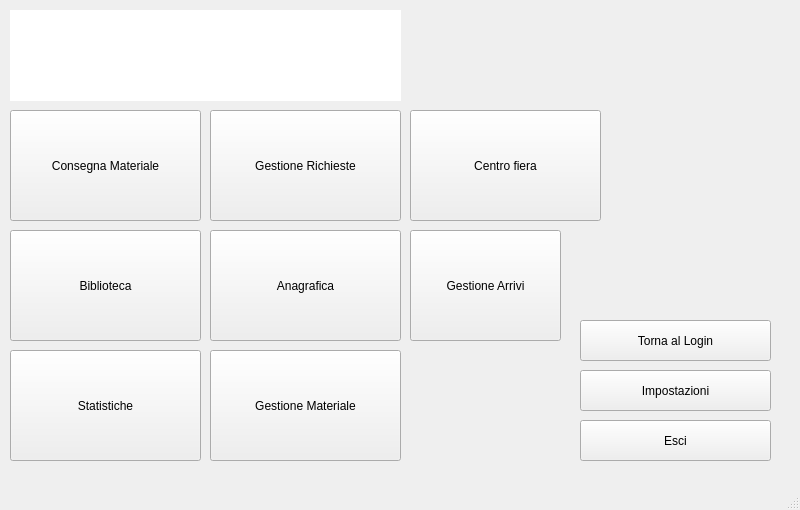
Old version of the form mainMenu.ui in the repository Paolo95/Programma_Buste.
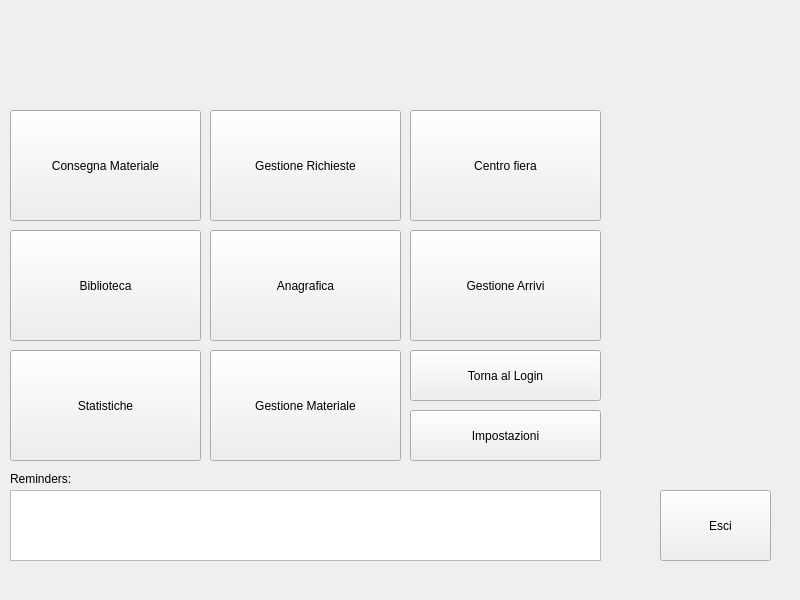
New version of the form. Icons and pictures are not drawn.

Commit message: Migliorata l'estetica del Menu e implementazione reminders

```diff
--- a/mainMenu.ui
+++ b/mainMenu.ui
@@ -7,7 +7,7 @@
     <x>0</x>
     <y>0</y>
     <width>800</width>
-    <height>510</height>
+    <height>600</height>
    </rect>
   </property>
   <property name="sizePolicy">
@@ -19,13 +19,13 @@
   <property name="minimumSize">
    <size>
     <width>800</width>
-    <height>510</height>
+    <height>600</height>
    </size>
   </property>
   <property name="maximumSize">
    <size>
     <width>800</width>
-    <height>510</height>
+    <height>600</height>
    </size>
   </property>
   <property name="windowTitle">
@@ -35,23 +35,33 @@
    <widget class="QPushButton" name="BtnMenuEsci">
     <property name="geometry">
      <rect>
-      <x>580</x>
-      <y>420</y>
-      <width>191</width>
-      <height>41</height>
+      <x>660</x>
+      <y>490</y>
+      <width>111</width>
+      <height>71</height>
      </rect>
     </property>
     <property name="text">
-     <string>Esci</string>
+     <string>   Esci</string>
+    </property>
+    <property name="icon">
+     <iconset>
+      <normaloff>Immagini/close_icon.png</normaloff>Immagini/close_icon.png</iconset>
+    </property>
+    <property name="iconSize">
+     <size>
+      <width>45</width>
+      <height>45</height>
+     </size>
     </property>
    </widget>
    <widget class="QPushButton" name="BtnMenuLogin">
     <property name="geometry">
      <rect>
-      <x>580</x>
-      <y>320</y>
+      <x>410</x>
+      <y>350</y>
       <width>191</width>
-      <height>41</height>
+      <height>51</height>
      </rect>
     </property>
     <property name="text">
@@ -139,10 +149,10 @@
    <widget class="QPushButton" name="btnImpostazioni">
     <property name="geometry">
      <rect>
-      <x>580</x>
-      <y>370</y>
+      <x>410</x>
+      <y>410</y>
       <width>191</width>
-      <height>41</height>
+      <height>51</height>
      </rect>
     </property>
     <property name="text">
@@ -180,7 +190,7 @@
      <rect>
       <x>410</x>
       <y>230</y>
-      <width>151</width>
+      <width>191</width>
       <height>111</height>
      </rect>
     </property>
@@ -188,6 +198,54 @@
      <string>Gestione Arrivi</string>
     </property>
    </widget>
+   <widget class="QLabel" name="lblImmagine">
+    <property name="geometry">
+     <rect>
+      <x>10</x>
+      <y>10</y>
+      <width>781</width>
+      <height>91</height>
+     </rect>
+    </property>
+    <property name="layoutDirection">
+     <enum>Qt::LeftToRight</enum>
+    </property>
+    <property name="autoFillBackground">
+     <bool>true</bool>
+    </property>
+    <property name="text">
+     <string/>
+    </property>
+    <property name="pixmap">
+     <pixmap>Immagini/poliservice_logo.jpg</pixmap>
+    </property>
+    <property name="alignment">
+     <set>Qt::AlignCenter</set>
+    </property>
+   </widget>
+   <widget class="QLabel" name="lblReminder">
+    <property name="geometry">
+     <rect>
+      <x>10</x>
+      <y>470</y>
+      <width>91</width>
+      <height>17</height>
+     </rect>
+    </property>
+    <property name="text">
+     <string>Reminders:</string>
+    </property>
+   </widget>
+   <widget class="QListView" name="tblReminders">
+    <property name="geometry">
+     <rect>
+      <x>10</x>
+      <y>490</y>
+      <width>591</width>
+      <height>71</height>
+     </rect>
+    </property>
+   </widget>
   </widget>
   <widget class="QMenuBar" name="menubar">
    <property name="geometry">
@@ -199,7 +257,6 @@
     </rect>
    </property>
   </widget>
-  <widget class="QStatusBar" name="statusbar"/>
  </widget>
  <resources/>
  <connections/>
```
Left out of the diff: 19 changed lines with no effect on the pictures. The commit also changes 8 other files.
